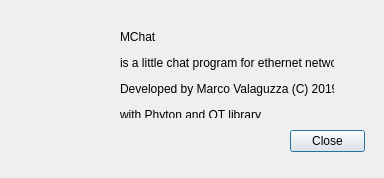
Before: the Qt Designer form ui/dialog.ui in MValaguz/Echo, drawn with Qt 5.
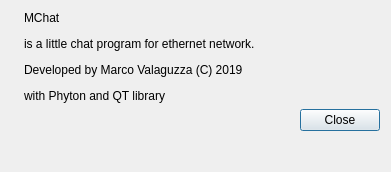
After: the same form once the commit is applied. Icons and pictures are not drawn.

Commit message: About window corrections

```diff
--- a/ui/dialog.ui
+++ b/ui/dialog.ui
@@ -6,38 +6,29 @@
    <rect>
     <x>0</x>
     <y>0</y>
-    <width>384</width>
-    <height>178</height>
+    <width>391</width>
+    <height>172</height>
    </rect>
   </property>
+  <property name="sizePolicy">
+   <sizepolicy hsizetype="Expanding" vsizetype="Expanding">
+    <horstretch>0</horstretch>
+    <verstretch>0</verstretch>
+   </sizepolicy>
+  </property>
   <property name="windowTitle">
    <string notr="true">About MChat</string>
   </property>
-  <widget class="QDialogButtonBox" name="buttonBox">
-   <property name="geometry">
-    <rect>
-     <x>290</x>
-     <y>130</y>
-     <width>75</width>
-     <height>23</height>
-    </rect>
-   </property>
-   <property name="orientation">
-    <enum>Qt::Vertical</enum>
-   </property>
-   <property name="standardButtons">
-    <set>QDialogButtonBox::Close</set>
-   </property>
-  </widget>
+  <property name="windowIcon">
+   <iconset>
+    <normaloff>../icons/MChat.ico</normaloff>../icons/MChat.ico</iconset>
+  </property>
+  <property name="modal">
+   <bool>false</bool>
+  </property>
+  <layout class="QGridLayout" name="gridLayout">
+   <item row="0" column="0">
   <widget class="QLabel" name="label">
-   <property name="geometry">
-    <rect>
-     <x>10</x>
-     <y>10</y>
-     <width>100</width>
-     <height>118</height>
-    </rect>
-   </property>
    <property name="text">
     <string/>
    </property>
@@ -45,19 +36,34 @@
     <pixmap>../icons/qt.gif</pixmap>
    </property>
   </widget>
+   </item>
+   <item row="0" column="1">
   <widget class="QLabel" name="label_2">
-   <property name="geometry">
-    <rect>
-     <x>120</x>
-     <y>30</y>
-     <width>214</width>
-     <height>88</height>
-    </rect>
+     <property name="sizePolicy">
+      <sizepolicy hsizetype="Expanding" vsizetype="Expanding">
+       <horstretch>0</horstretch>
+       <verstretch>0</verstretch>
+      </sizepolicy>
    </property>
    <property name="text">
     <string notr="true">&lt;html&gt;&lt;head/&gt;&lt;body&gt;&lt;p&gt;MChat&lt;/p&gt;&lt;p&gt;is a little chat program for ethernet network.&lt;/p&gt;&lt;p&gt;Developed by Marco Valaguzza (C) 2019&lt;/p&gt;&lt;p&gt;with Phyton and QT library&lt;/p&gt;&lt;/body&gt;&lt;/html&gt;</string>
    </property>
   </widget>
+   </item>
+   <item row="1" column="1" alignment="Qt::AlignRight">
+    <widget class="QDialogButtonBox" name="buttonBox">
+     <property name="orientation">
+      <enum>Qt::Vertical</enum>
+     </property>
+     <property name="standardButtons">
+      <set>QDialogButtonBox::Close</set>
+     </property>
+     <property name="centerButtons">
+      <bool>false</bool>
+     </property>
+    </widget>
+   </item>
+  </layout>
  </widget>
  <resources/>
  <connections>
```
Lines whose indentation alone changed are shown as unchanged. The commit also changes 6 other files.
